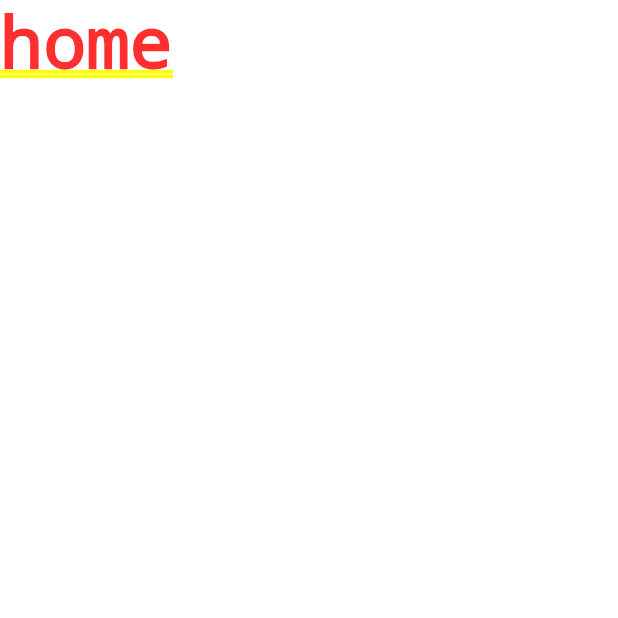
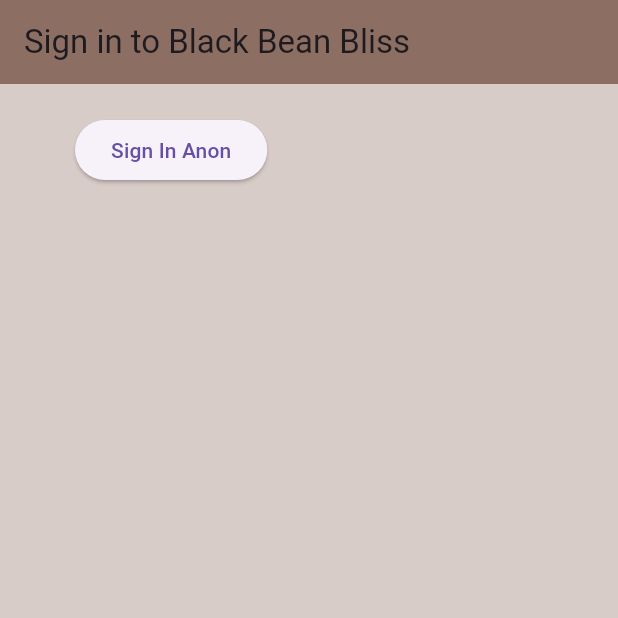
Before and after one commit to Daflah/blackbeanbliss, a Flutter app: the screen it shows after launch, on a phone screen of 412 x 824 dp, the top half of it. Run offline on Flutter 3.47's test engine with Material 3 defaults, Android fonts, the phone set to English and light mode, and no system bars; our stand-ins replace firebase_auth, firebase_core; accounts and stored records are empty.

Commit message:
Anonymous Sign in and Costum user model

```diff
--- a/lib/main.dart
+++ b/lib/main.dart
@@ -1,7 +1,10 @@
 import 'package:blackbeanbliss/wrapper.dart';
 import 'package:flutter/material.dart';
+import 'package:firebase_core/firebase_core.dart';
 
-void main() {
+void main() async {
+  WidgetsFlutterBinding.ensureInitialized();
+  await Firebase.initializeApp();
   runApp(const MyApp());
 }
 
--- /dev/null
+++ b/lib/models/user.dart
@@ -0,0 +1,6 @@
+
+class User {
+  final String uid;
+
+  User({required this.uid});
+}
--- a/lib/screens/authenticate/authenticate.dart
+++ b/lib/screens/authenticate/authenticate.dart
@@ -1,4 +1,5 @@
 
+import 'package:blackbeanbliss/screens/authenticate/sign_in.dart';
 import 'package:flutter/material.dart';
 
 class Authenticate extends StatefulWidget {
@@ -12,7 +13,7 @@
   @override
   Widget build(BuildContext context) {
     return Container(
-      child: Text('authenticate'),
+      child: SignIn(),
     );
   }
 }
--- /dev/null
+++ b/lib/screens/authenticate/sign_in.dart
@@ -0,0 +1,40 @@
+import 'package:blackbeanbliss/services/auth.dart';
+import 'package:flutter/material.dart';
+
+class SignIn extends StatefulWidget {
+  const SignIn({super.key});
+
+  @override
+  State<SignIn> createState() => _SignInState();
+}
+
+class _SignInState extends State<SignIn> {
+
+  final AuthService _auth = AuthService();
+  @override
+  Widget build(BuildContext context) {
+    return Scaffold(
+      backgroundColor: Colors.brown[100],
+      appBar: AppBar(
+        backgroundColor: Colors.brown[400],
+        elevation: 0.0,
+        title: const Text('Sign in to Black Bean Bliss'),
+      ),
+      body: Container(
+        padding: const EdgeInsets.symmetric(vertical: 20.0, horizontal: 50.0),
+        child: ElevatedButton(
+          child: const Text('Sign In Anon'),
+          onPressed: () async {
+            dynamic result = await _auth.signInAnon();
+            if (result == null) {
+              print('error signing in');
+            } else {
+              print('signed in');
+              print(result.uid);
+            }
+          },
+        ),
+      ),
+    );
+  }
+}
--- a/lib/wrapper.dart
+++ b/lib/wrapper.dart
@@ -1,5 +1,6 @@
 
 
+import 'package:blackbeanbliss/screens/authenticate/authenticate.dart';
 import 'package:blackbeanbliss/screens/home/home.dart';
 import 'package:flutter/material.dart';
 
@@ -10,6 +11,6 @@
   Widget build(BuildContext context) {
 
     // return either Home or Authenticate widget
-    return Home();
+    return Authenticate();
   }
 }
```
Also changed, not shown: lib/services/auth.dart (+11 -5 lines).
